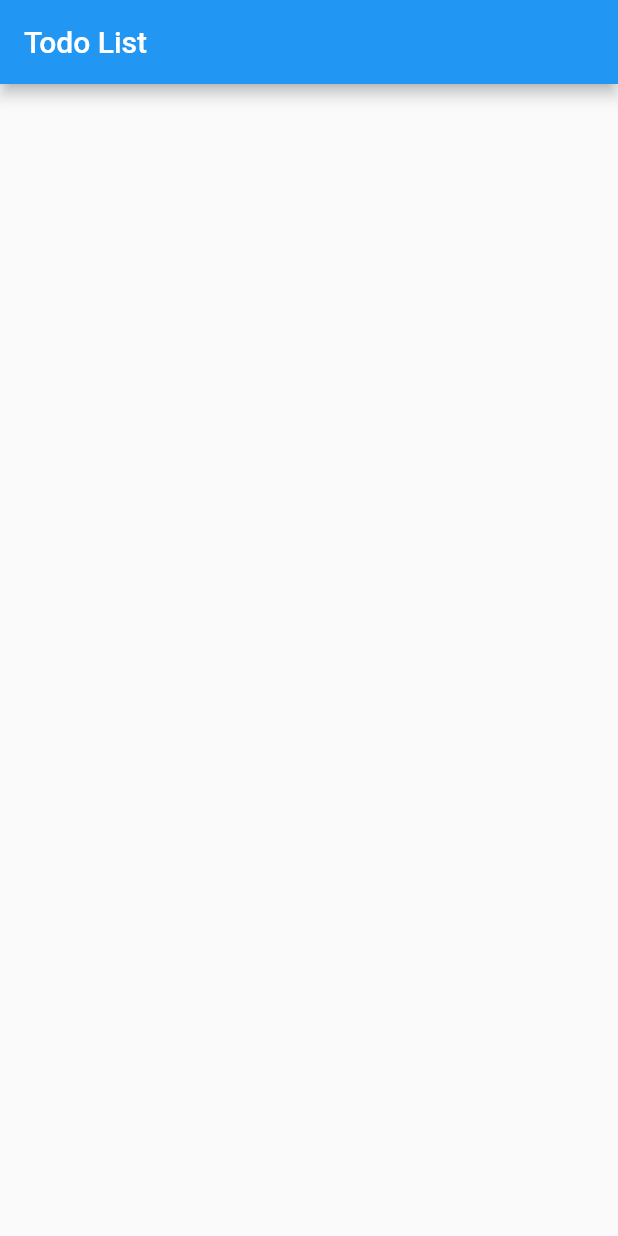
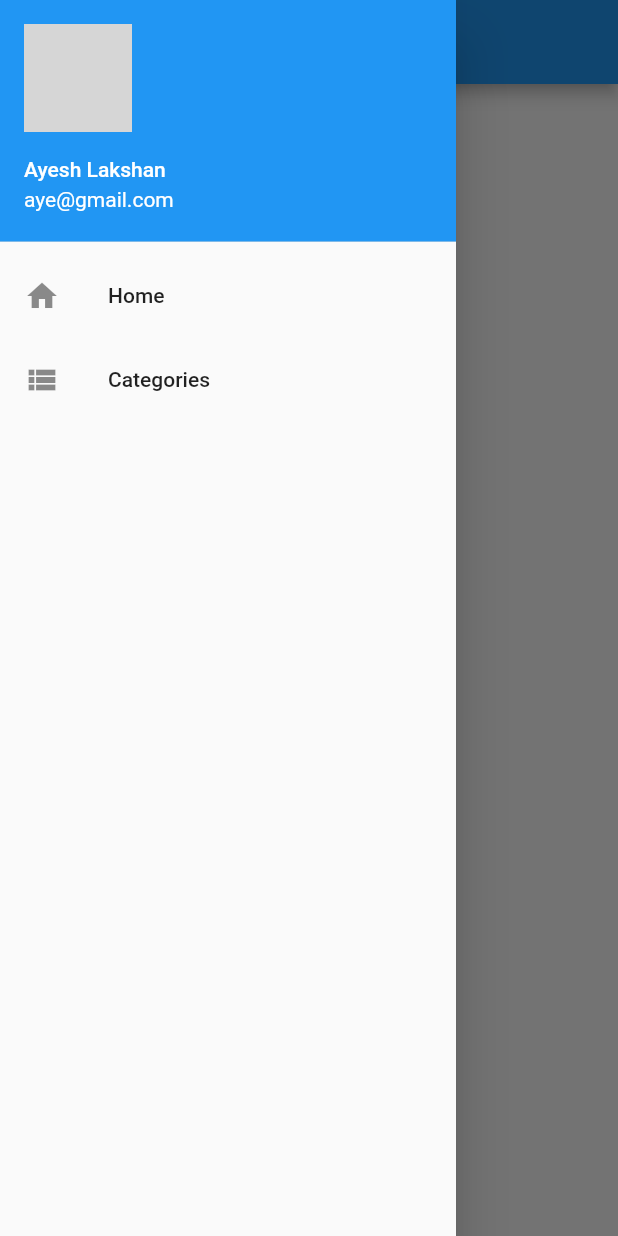
Before and after one commit to Ayesh1998/todoapp_flutter, a Flutter app: the screen it shows after launch, with the side drawer open (before the commit the screen has no drawer), on a phone screen of 412 x 824 dp. Run offline on Flutter 3.47's test engine with Material 2 defaults, Android fonts, the phone set to English and light mode, and no system bars; network calls fail; grey boxes are pictures that could not be loaded.

Commit message:
Added drawer navigator and categories screen

```diff
--- /dev/null
+++ b/lib/helpers/drawerNavigator.dart
@@ -0,0 +1,49 @@
+import 'package:flutter/material.dart';
+import 'package:todoapp_flutter/screens/CategoriesScreen.dart';
+import 'package:todoapp_flutter/screens/homeScreen.dart';
+
+class DrawerNavigator extends StatefulWidget {
+  @override
+  _DrawerNavigatorState createState() => _DrawerNavigatorState();
+}
+
+class _DrawerNavigatorState extends State<DrawerNavigator> {
+  @override
+  Widget build(BuildContext context) {
+    return Container(
+      child: Drawer(
+        child: ListView(
+          children: <Widget>[
+            UserAccountsDrawerHeader(
+              accountName: Text('Ayesh Lakshan'),
+              accountEmail: Text('aye@gmail.com'),
+              currentAccountPicture: CircleAvatar(
+                backgroundImage: NetworkImage(
+                    'https://image.freepik.com/free-photo/waist-up-portrait-handsome-serious-unshaven-male-keeps-hands-together-dressed-dark-blue-shirt-has-talk-with-interlocutor-stands-against-white-wall-self-confident-man-freelancer_273609-16320.jpg'),
+              ),
+              decoration: BoxDecoration(
+                color: Colors.blue,
+              ),
+            ),
+            ListTile(
+              title: Text('Home'),
+              leading: Icon(Icons.home),
+              onTap: () {
+                Navigator.of(context).push(
+                    MaterialPageRoute(builder: (context) => HomeScreen()));
+              },
+            ),
+            ListTile(
+              title: Text('Categories'),
+              leading: Icon(Icons.view_list),
+              onTap: () {
+                Navigator.of(context).push(
+                    MaterialPageRoute(builder: (context) => Categories()));
+              },
+            ),
+          ],
+        ),
+      ),
+    );
+  }
+}
--- /dev/null
+++ b/lib/screens/CategoriesScreen.dart
@@ -0,0 +1,17 @@
+import 'package:flutter/material.dart';
+
+class Categories extends StatefulWidget {
+  @override
+  _CategoriesState createState() => _CategoriesState();
+}
+
+class _CategoriesState extends State<Categories> {
+  @override
+  Widget build(BuildContext context) {
+    return Scaffold(
+      appBar: AppBar(
+        title: Text('Categories'),
+      ),
+    );
+  }
+}
--- a/lib/screens/homeScreen.dart
+++ b/lib/screens/homeScreen.dart
@@ -1,4 +1,5 @@
 import 'package:flutter/material.dart';
+import 'package:todoapp_flutter/helpers/drawerNavigator.dart';
 
 class HomeScreen extends StatefulWidget {
   @override
@@ -12,6 +13,7 @@ class _HomeScreenState extends State<HomeScreen> {
       appBar: AppBar(
         title: Text('Todo List'),
       ),
+      drawer: DrawerNavigator(),
     );
   }
 }
```
